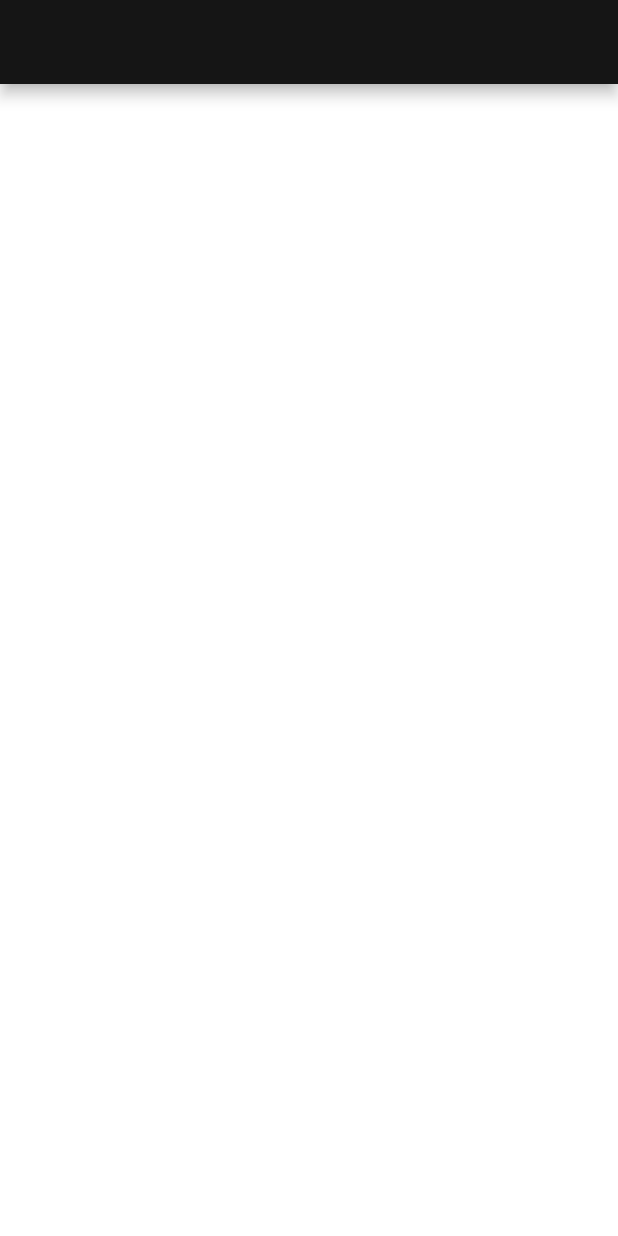
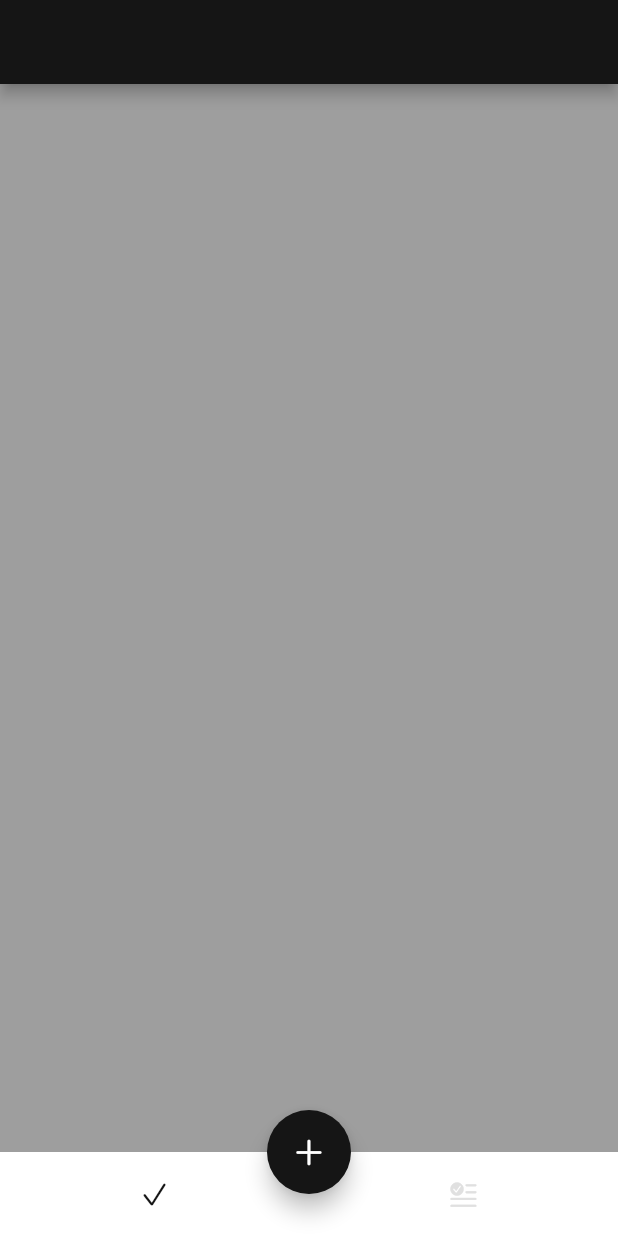
Before and after one commit to alsendrha/poproject, a Flutter app: the screen it shows after launch, on a phone screen of 412 x 824 dp. Run offline on Flutter 3.47's test engine with Material 2 defaults, Android fonts, the phone set to English and light mode, and no system bars.

Commit message:
어렵다

```diff
--- a/lib/main.dart
+++ b/lib/main.dart
@@ -14,7 +14,7 @@ class MyApp extends StatelessWidget {
     return MaterialApp(
       title: 'Flutter Demo',
       theme: PoprojectThems.lightTheme,
-      home: const HomePage(),
+      home:  const HomePage(),
     );
   }
 }
--- a/lib/pages/home_page.dart
+++ b/lib/pages/home_page.dart
@@ -1,13 +1,86 @@
+import 'package:flutter/cupertino.dart';
 import 'package:flutter/material.dart';
+import 'package:poproject/components/poproject_color.dart';
+import 'package:poproject/pages/add/add_page.dart';
+import 'package:poproject/pages/today/today_page.dart';
 
-class HomePage extends StatelessWidget {
+class HomePage extends StatefulWidget {
   const HomePage({super.key});
 
   @override
+  State<HomePage> createState() => _HomePageState();
+}
+
+class _HomePageState extends State<HomePage> {
+
+  int _currentIndex = 0;
+
+  final _pages = [
+    const TodayPage(),
+    const HomePage(),
+  ];
+
+  @override
   Widget build(BuildContext context) {
-    return Scaffold(
-      appBar: AppBar(),
-      body: Center(),
+    return Container(
+      color: Colors.white,
+      child: SafeArea(
+        top: false,
+        child: Scaffold(
+          appBar: AppBar(),
+          body: _pages[_currentIndex],
+          floatingActionButton: FloatingActionButton(
+            onPressed: _onAddMedicien,
+            child: const Icon(CupertinoIcons.add),
+          ),
+          floatingActionButtonLocation: FloatingActionButtonLocation.centerDocked,
+          bottomNavigationBar: _BuildBottonAppBar(),
+        ),
+      ),
+    );
+  }
+
+  // ignore: non_constant_identifier_names
+  BottomAppBar _BuildBottonAppBar() {
+    return BottomAppBar(
+      elevation: 0,
+      child: Container(
+        height: kBottomNavigationBarHeight,
+        color: Colors.white,
+        child: Row(
+          mainAxisAlignment: MainAxisAlignment.spaceAround,
+          children: [
+          CupertinoButton(
+            onPressed: () {
+              _onCurrentPage(0);
+            },
+            child: Icon(
+              CupertinoIcons.check_mark,
+              color: _currentIndex == 0 ? PoprojectColors.primaryColor : Colors.grey[300],
+            ),
+          ),
+          CupertinoButton(
+            child: Icon(
+              CupertinoIcons.text_badge_checkmark,
+              color: _currentIndex == 1 ? PoprojectColors.primaryColor : Colors.grey[300],
+            ),
+            onPressed: () {
+                _onCurrentPage(1);
+            },
+          )
+        ],
+      ),
+        ),
+    );
+  }
+
+  void _onCurrentPage(int pageIndex) {
+    setState(() {
+      _currentIndex = pageIndex;
+    });
+  }
+  void _onAddMedicien() {
+    Navigator.push(context, MaterialPageRoute(builder: (context) => const AddPage()),
     );
   }
 }
--- /dev/null
+++ b/lib/pages/today/today_page.dart
@@ -0,0 +1,12 @@
+import 'package:flutter/material.dart';
+
+class TodayPage extends StatelessWidget {
+  const TodayPage({super.key});
+
+  @override
+  Widget build(BuildContext context) {
+    return Container(
+      color: Colors.grey,
+    );
+  }
+}
```
Also changed, not shown: lib/pages/add/add_page.dart (added, +12 -0 lines), lib/pages/history/history_page.dart (added, +12 -0 lines).
